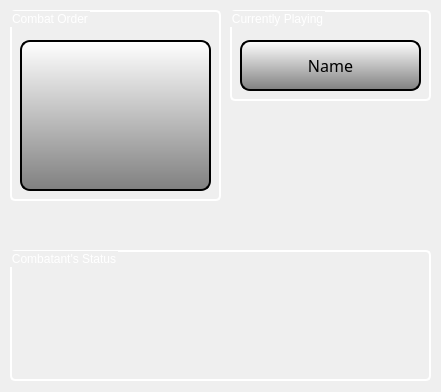
This is Diceobu/combatstatuswindow.ui in diceobu/diceobu as Qt 5 draws it before an edit. The edited form follows.
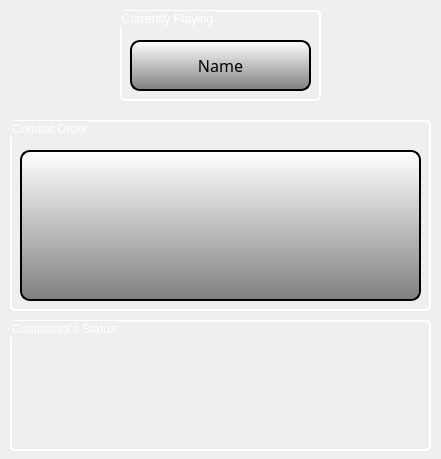
This is the edited form. Icons and pictures are not drawn.

```diff
--- a/Diceobu/combatstatuswindow.ui
+++ b/Diceobu/combatstatuswindow.ui
@@ -7,7 +7,7 @@
     <x>0</x>
     <y>0</y>
     <width>441</width>
-    <height>392</height>
+    <height>459</height>
    </rect>
   </property>
   <property name="windowTitle">
@@ -22,8 +22,8 @@
    <property name="geometry">
     <rect>
      <x>10</x>
-     <y>10</y>
-     <width>211</width>
+     <y>120</y>
+     <width>421</width>
      <height>191</height>
     </rect>
    </property>
@@ -48,7 +48,7 @@
      <rect>
       <x>10</x>
       <y>30</y>
-      <width>191</width>
+      <width>401</width>
       <height>151</height>
      </rect>
     </property>
@@ -72,7 +72,7 @@
   <widget class="QGroupBox" name="groupBox_Currently_Playing">
    <property name="geometry">
     <rect>
-     <x>230</x>
+     <x>120</x>
      <y>10</y>
      <width>201</width>
      <height>91</height>
@@ -139,7 +139,7 @@
    <property name="geometry">
     <rect>
      <x>10</x>
-     <y>250</y>
+     <y>320</y>
      <width>421</width>
      <height>131</height>
     </rect>
```
